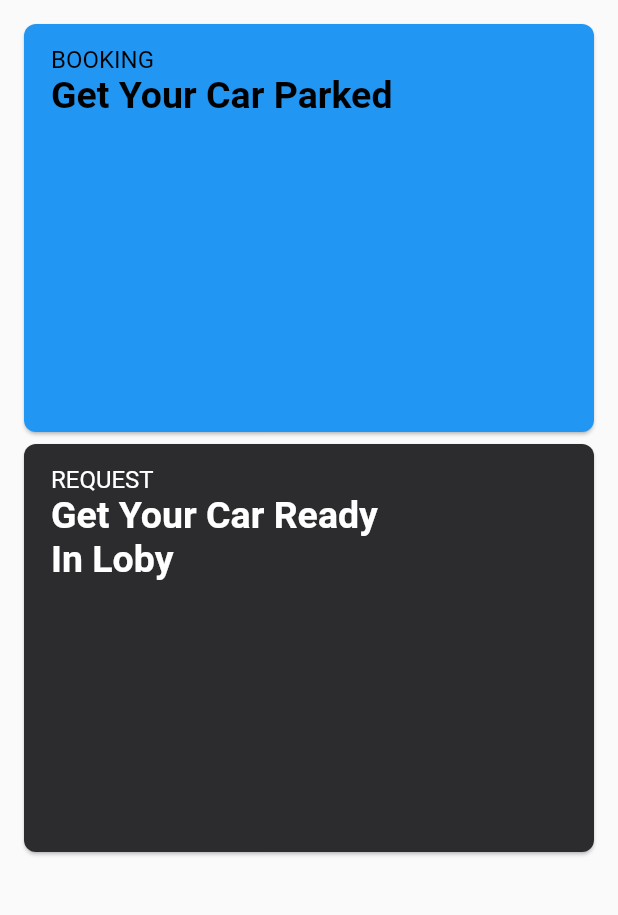
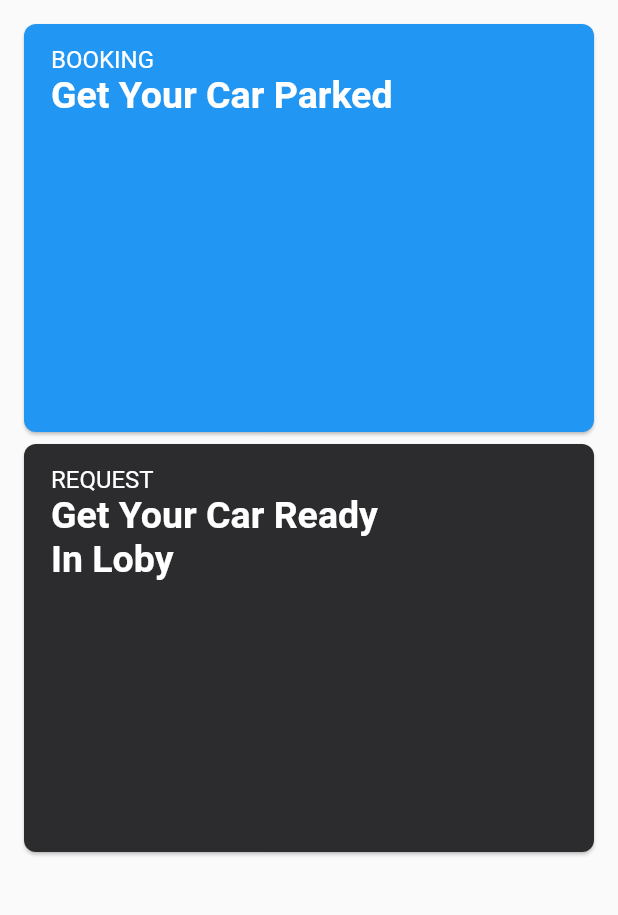
Before and after one commit to kennantz/eval, a Flutter app: the MenuPage screen opened directly, on a phone screen of 412 x 824 dp, the part 132-1047 px from its top. Run offline on Flutter 3.47's test engine with Material 2 defaults, Android fonts, the phone set to English and light mode, and no system bars; our stand-ins replace cloud_firestore, equatable, firebase_auth, firebase_core, fluttertoast; missing offline and left inert: barcode_scan; accounts and stored records are empty.

Commit message:
Payment system  & Bookings

```diff
--- a/lib/services/services.dart
+++ b/lib/services/services.dart
@@ -7,3 +7,4 @@ import 'package:eval/extensions/extensions.dart';
 part 'auth_services.dart';
 part "user_services.dart";
 part "car_services.dart";
+part "payment_services.dart";
--- a/lib/ui/pages/tabs/menuPage.dart
+++ b/lib/ui/pages/tabs/menuPage.dart
@@ -7,7 +7,35 @@ class MenuPage extends StatefulWidget {
 
 class _MenuPageState extends State<MenuPage> {
 
-  String result;
+  User _auth = FirebaseAuth.instance.currentUser;
+  CollectionReference userCollection =
+      FirebaseFirestore.instance.collection("Users");
+
+  String result, currentBooking;
+
+  Color bookingCardColor = Color(0xff2c2c2e);
+  Color requestCardColor = Color(0xff2c2c2e);
+
+  void getBookingState() async {
+    userCollection.doc(_auth.uid).snapshots().listen((event) {
+      currentBooking = event.data()['current booking'];
+
+      if (currentBooking == "") {
+        bookingCardColor = Colors.blue;
+        requestCardColor = Color(0xff2c2c2e);
+      } else {
+        bookingCardColor = Color(0xff2c2c2e);
+        requestCardColor = Colors.blue;
+      }
+
+      setState(() {});
+    });
+  }
+
+  void initState() {
+    getBookingState();
+    super.initState();
+  }
 
   Future _scanQR() async {
     try {
@@ -59,7 +87,13 @@ class _MenuPageState extends State<MenuPage> {
             children: [
               GestureDetector(
                 onTap: () {
-                  _scanQR();
+
+                  if (currentBooking == "") {
+                    _scanQR();
+                  } else {
+
+                  }
+
                 },
                 child: Container(
                   height: 280,
@@ -68,7 +102,7 @@ class _MenuPageState extends State<MenuPage> {
                     shape: RoundedRectangleBorder(
                       borderRadius: BorderRadius.circular(8.0),
                     ),
-                    color: Colors.blue,
+                    color: bookingCardColor,
                     margin: EdgeInsets.only(top: 8, left: 16, right: 16),
                     child: Container(
                       padding: EdgeInsets.only(top: 14, left: 18, right: 12),
@@ -82,7 +116,7 @@ class _MenuPageState extends State<MenuPage> {
                                     Text(
                                       "BOOKING",
                                       style: TextStyle(
-                                          color: Colors.black, fontSize: 16),
+                                          color: Colors.white, fontSize: 16),
                                     ),
                                   ],
                                 ),
@@ -91,7 +125,7 @@ class _MenuPageState extends State<MenuPage> {
                                     Text(
                                       "Get Your Car Parked",
                                       style: TextStyle(
-                                          color: Colors.black,
+                                          color: Colors.white,
                                           fontSize: 25,
                                           fontWeight: FontWeight.bold),
                                     ),
@@ -117,7 +151,7 @@ class _MenuPageState extends State<MenuPage> {
                     shape: RoundedRectangleBorder(
                       borderRadius: BorderRadius.circular(8.0),
                     ),
-                    color: Color(0xff2c2c2e),
+                    color: requestCardColor,
                     margin: EdgeInsets.only(top: 8, left: 16, right: 16),
                     child: Container(
                       padding: EdgeInsets.only(top: 14, left: 18, right: 12),
```
Also changed, not shown: lib/services/auth_services.dart (+22 -20 lines), lib/services/payment_services.dart (added, +35 -0 lines), lib/ui/pages/tabs/paymentConfirmationPage.dart (+39 -41 lines), lib/services/user_services.dart (line endings or trailing spaces).
